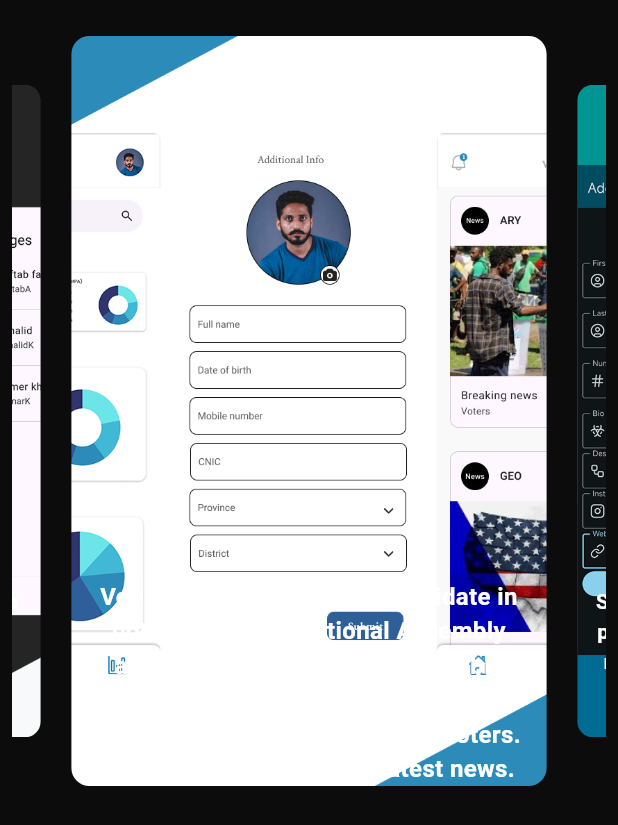
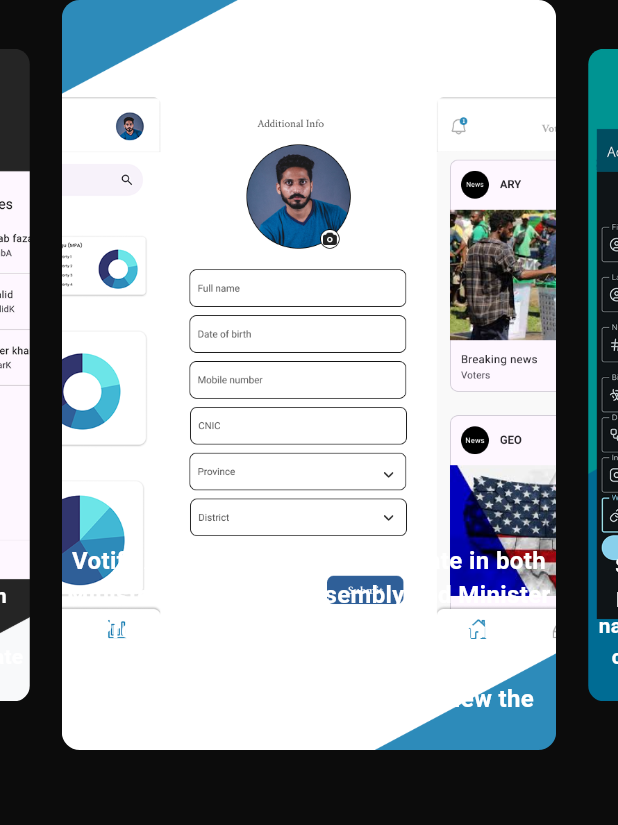
Before and after one commit to ak375456/portfolio, a Flutter app: the ProjectSectionDesktop widget shown alone on an empty page, opened directly, on a phone screen of 412 x 824 dp. Shown: the top 825 px of the screen. Run offline on Flutter 3.47's test engine with Material 3 defaults, Android fonts, the phone set to English and light mode, and no system bars; drawn by our look-alikes of carousel_slider; missing offline and left inert: universal_html.

Commit message:
remove excessive spacing

```diff
--- a/lib/util/project_section/project_section_desktop.dart
+++ b/lib/util/project_section/project_section_desktop.dart
@@ -7,12 +7,10 @@ class ProjectSectionDesktop extends StatelessWidget {
 
   @override
   Widget build(BuildContext context) {
-    return Padding(
-      padding: const EdgeInsets.all(8.0),
-      child: Column(
+    return Column(
       crossAxisAlignment: CrossAxisAlignment.start,
       children: [
-          SizedBox(height: 16.0),
+        // SizedBox(height: 16.0),
         CarouselSlider(
           items: [
             buildImageWithOverlay(
@@ -42,7 +40,6 @@ class ProjectSectionDesktop extends StatelessWidget {
           ),
         ),
       ],
-      ),
     );
   }
 }
@@ -118,8 +115,6 @@ class _HoverableImageWithOverlayState extends State<HoverableImageWithOverlay> {
             ),
             Align(
               alignment: Alignment.bottomCenter,
-              child: Padding(
-                padding: const EdgeInsets.symmetric(horizontal: 12.0),
               child: Text(
                 widget.description,
                 textAlign: TextAlign.center,
@@ -130,7 +125,6 @@ class _HoverableImageWithOverlayState extends State<HoverableImageWithOverlay> {
                 ),
               ),
             ),
-            ),
           ],
         ),
       ),
--- a/lib/util/project_section/project_section_mobile.dart
+++ b/lib/util/project_section/project_section_mobile.dart
@@ -32,7 +32,7 @@ class ProjectSectionMobile extends StatelessWidget {
               ),
             ],
             options: CarouselOptions(
-              height: 500.0,
+              // height: 250.0,
               enlargeCenterPage: true,
               autoPlay: false,
               autoPlayInterval: Duration(seconds: 3),
```
Also changed, not shown: 1 other file. Lines whose indentation alone changed are shown as unchanged.
